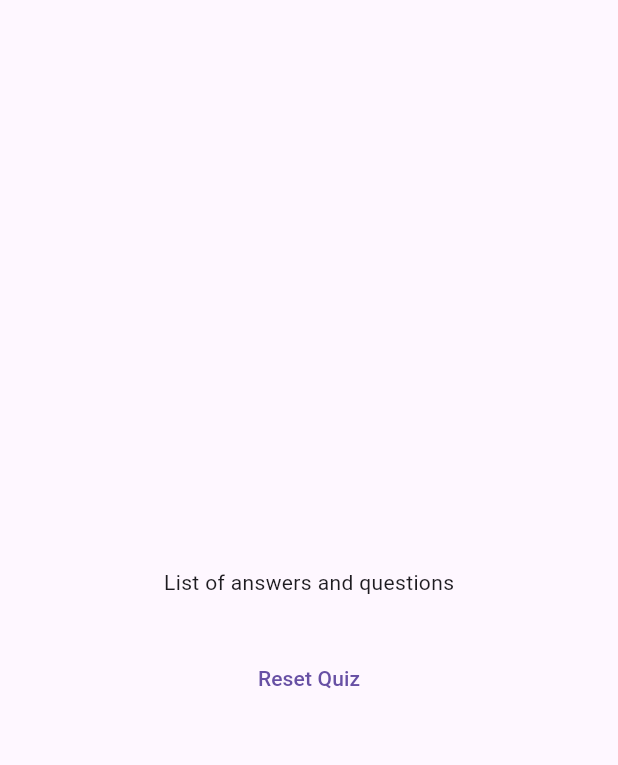
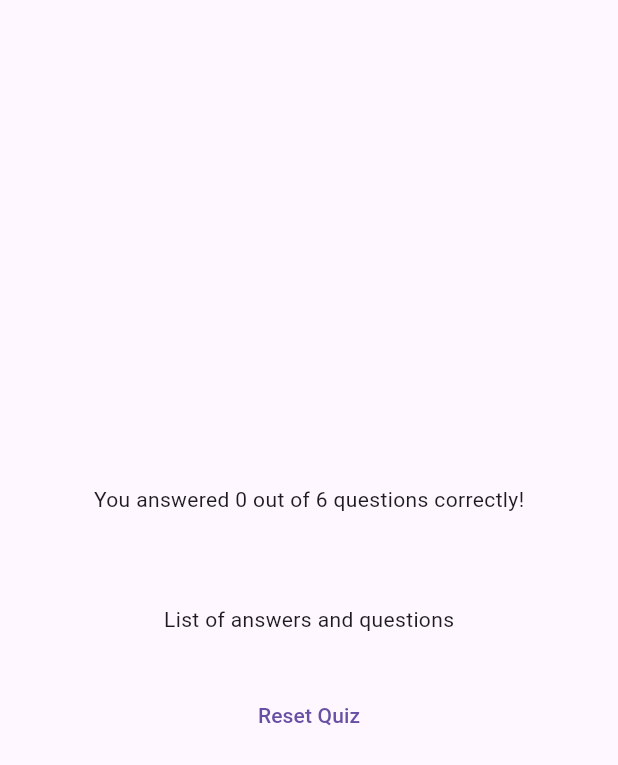
Before and after one commit to Lincxx/flutter-quiz-app, a Flutter app: the ResultScreen widget shown alone on an empty page, opened directly with empty values, on a phone screen of 412 x 824 dp. Shown: the top 765 px of the screen. Run offline on Flutter 3.47's test engine with Material 3 defaults, Android fonts, the phone set to English and light mode, and no system bars; our stand-ins replace google_fonts.

Commit message:
Filtering ans analying

```diff
--- a/lib/results_screen.dart
+++ b/lib/results_screen.dart
@@ -24,6 +24,12 @@ class ResultScreen extends StatelessWidget {
 
   @override
   Widget build(BuildContext context) {
+    final summaryData = getSummartData();
+    final numberTotalQuestions = questions.length;
+    final numberCorrectQuestions = summaryData.where((data) {
+      return data['user_answer'] == data['correct_answer'];
+    }).length;
+
     return SizedBox(
       width: double.infinity,
       child: Container(
@@ -31,7 +37,9 @@ class ResultScreen extends StatelessWidget {
         child: Column(
           mainAxisAlignment: MainAxisAlignment.center,
           children: [
-            QuestionsSummary(getSummartData()),
+            Text('You answered $numberCorrectQuestions out of $numberTotalQuestions questions correctly!'),
+            const SizedBox(height: 30,),
+            QuestionsSummary(summaryData),
             const SizedBox(
               height: 30,
             ),
```
